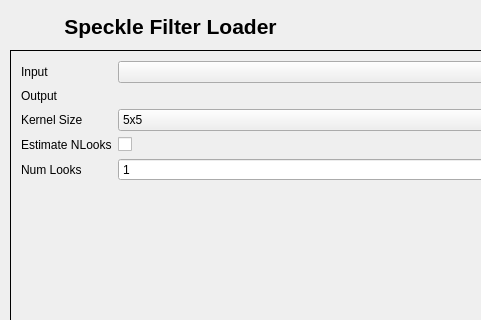
Before: the Qt Designer form speckle_filter/speckle_filter_dialog_base.ui in AUGSignals/qgis-plugins, drawn with Qt 5; both pictures show x 0 to 481 and y 0 to 320 of the 628 by 516 pixel window.
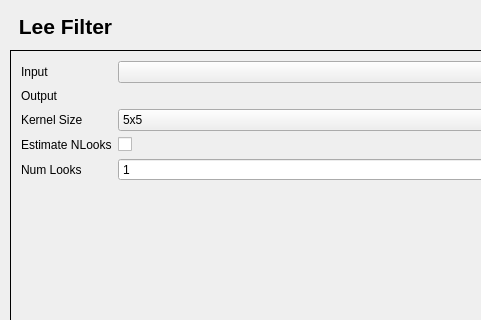
After: the same form once the commit is applied. Custom widgets are drawn as their Qt base class.

```diff
--- a/speckle_filter/speckle_filter_dialog_base.ui
+++ b/speckle_filter/speckle_filter_dialog_base.ui
@@ -34,7 +34,7 @@
     <rect>
      <x>10</x>
      <y>10</y>
-     <width>321</width>
+     <width>111</width>
      <height>33</height>
     </rect>
    </property>
@@ -42,8 +42,8 @@
     <string>&lt;!DOCTYPE HTML PUBLIC &quot;-//W3C//DTD HTML 4.0//EN&quot; &quot;http://www.w3.org/TR/REC-html40/strict.dtd&quot;&gt;
 &lt;html&gt;&lt;head&gt;&lt;meta name=&quot;qrichtext&quot; content=&quot;1&quot; /&gt;&lt;style type=&quot;text/css&quot;&gt;
 p, li { white-space: pre-wrap; }
-&lt;/style&gt;&lt;/head&gt;&lt;body style=&quot; font-family:'Sans Serif'; font-size:9pt; font-weight:400; font-style:normal;&quot;&gt;
-&lt;p style=&quot; margin-top:0px; margin-bottom:0px; margin-left:0px; margin-right:0px; -qt-block-indent:0; text-indent:0px;&quot;&gt;&lt;span style=&quot; font-size:16pt; font-weight:600;&quot;&gt;Speckle Filter Loader&lt;/span&gt;&lt;/p&gt;&lt;/body&gt;&lt;/html&gt;</string>
+&lt;/style&gt;&lt;/head&gt;&lt;body style=&quot; font-family:'MS Shell Dlg 2'; font-size:8pt; font-weight:400; font-style:normal;&quot;&gt;
+&lt;p style=&quot; margin-top:0px; margin-bottom:0px; margin-left:0px; margin-right:0px; -qt-block-indent:0; text-indent:0px;&quot;&gt;&lt;span style=&quot; font-family:'Sans Serif'; font-size:16pt; font-weight:600;&quot;&gt;Lee Filter&lt;/span&gt;&lt;/p&gt;&lt;/body&gt;&lt;/html&gt;</string>
    </property>
    <property name="alignment">
     <set>Qt::AlignCenter</set>
```
